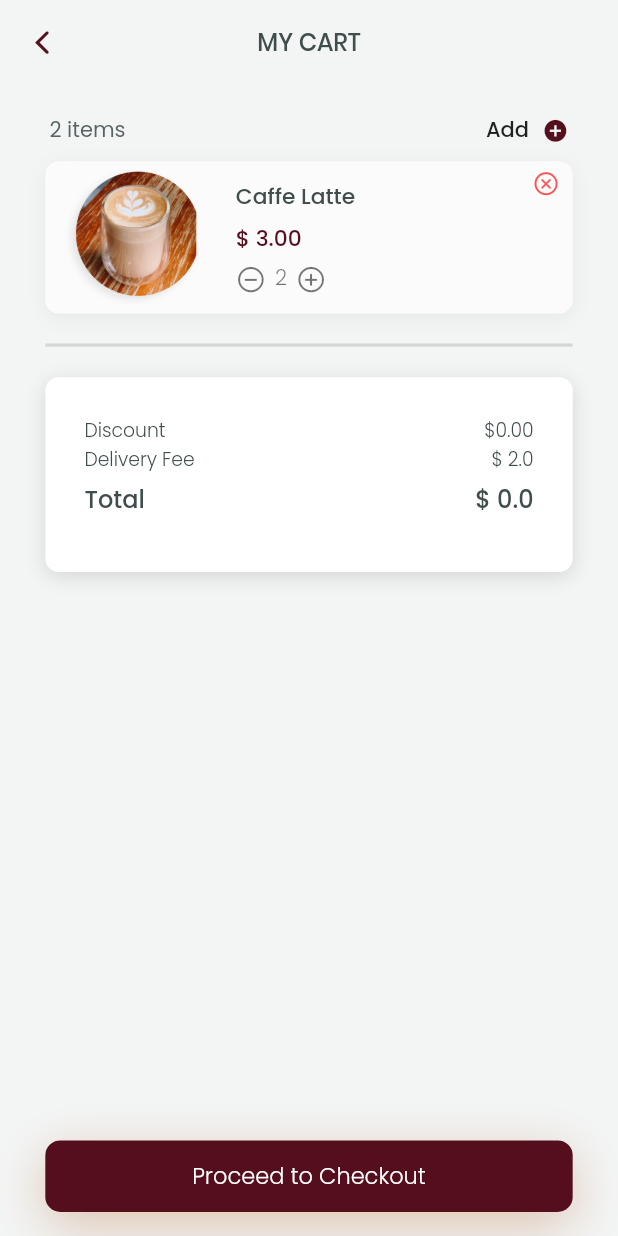
After one commit to mohancnp/mohancnp, a Flutter app: the MyProductCart screen opened directly, on a phone screen of 412 x 824 dp. The commit adds this screen. Run offline on Flutter 3.47's test engine with Material 2 defaults, Android fonts, the light colour scheme and no system bars; our stand-ins replace connectivity_plus, dartz, dio, expandable, feather_icons, flutter_screenutil and 13 more; missing offline and left inert: day_night_time_picker, dio_http_cache, flutter_login_facebook; accounts and stored records are empty; project files that could hold a hidden picture were left out.

Commit message:
order history and my cart ui

```diff
--- a/lib/core/constants/placeholder_image.dart
+++ b/lib/core/constants/placeholder_image.dart
@@ -1,3 +1,4 @@
 //placeholder image link to place in case the value returned is null
 String imagePlaceholderUri =
     "/storage/uploads/product/2021/9//vLFZDfjpWBIJLynHzIO8a7rOjvH53D6gaRB4EOAZ.png";
+String assetImage = "assets/images/productimages/cardddd@3x-min.png";
--- a/lib/screens/base/base.dart
+++ b/lib/screens/base/base.dart
@@ -4,13 +4,14 @@ import 'package:flutter_svg/flutter_svg.dart';
 import 'package:get/get.dart';
 import 'package:metrocoffee/GetXController/base/basecontroller.dart';
 import 'package:metrocoffee/screens/base/home.dart';
-import 'package:metrocoffee/screens/base/mycart.dart';
+// import 'package:metrocoffee/screens/base/mycart.dart';
 import 'package:metrocoffee/screens/base/notifications.dart';
+import 'package:metrocoffee/screens/base/order_history.dart';
 import 'package:metrocoffee/screens/base/profile.dart';
 import 'package:metrocoffee/screens/widgets/dialogs/loading.dart';
 
 class Base extends StatelessWidget {
-  List pages = [Home(), Notifications(), MyCart(), Profile()];
+  List pages = [Home(), Notifications(), OrderHistory(), Profile()];
 
   @override
   Widget build(BuildContext context) {
--- a/lib/screens/base/home.dart
+++ b/lib/screens/base/home.dart
@@ -15,7 +15,6 @@ import 'package:metrocoffee/screens/contents/homecontent/tophomegreeting.dart';
 class Home extends StatelessWidget {
   Home({Key? key}) : super(key: key);
   final HomeTabController homeTabController = Get.find<HomeTabController>();
-  // final categoriesController = Get.lazyPut(() => CategoriesController());
   @override
   Widget build(BuildContext context) {
     double screenheight = MediaQuery.of(context).size.height;
@@ -69,11 +68,6 @@ class Home extends StatelessWidget {
                         ProductList(
                           productType: ProductTypeEnum.drinks,
                         ),
-
-                        // AnimatedSwitcher(
-                        //     duration: Duration(milliseconds: 250),
-                        //     child: getPageForTabAtIndex(
-                        //         hometabcontroller.currentpageindex))
                       ],
                     ),
                   ])));
--- /dev/null
+++ b/lib/screens/base/my_product_cart.dart
@@ -0,0 +1,160 @@
+import 'package:flutter/cupertino.dart';
+import 'package:flutter/material.dart';
+import 'package:flutter/services.dart';
+import 'package:get/get.dart';
+import 'package:metrocoffee/core/constants/fontconstants.dart';
+import 'package:metrocoffee/core/theme.dart';
+import 'package:metrocoffee/screens/widgets/product/finalpricecalculationcard.dart';
+import 'package:metrocoffee/screens/widgets/product/product_card.dart';
+import 'package:flutter_screenutil/flutter_screenutil.dart';
+
+class MyProductCart extends StatelessWidget {
+  MyProductCart({Key? key}) : super(key: key);
+  // final CartController cartController = Get.find<CartController>();
+
+  @override
+  Widget build(BuildContext context) {
+    SystemChrome.setPreferredOrientations([
+      DeviceOrientation.portraitDown,
+      DeviceOrientation.portraitUp,
+    ]);
+    double screenwidth = MediaQuery.of(context).size.width;
+    return Scaffold(
+        backgroundColor: Color(0xFFF3F5F5),
+        floatingActionButtonLocation: FloatingActionButtonLocation.centerFloat,
+        floatingActionButton: Container(
+          height: 47.h,
+          width: 320.w,
+          decoration: BoxDecoration(
+              color: Color(0xff550E1C),
+              borderRadius: BorderRadius.all(Radius.circular(10)),
+              boxShadow: [
+                BoxShadow(
+                    color: Color(0xffC3916A).withOpacity(0.5),
+                    blurRadius: 30,
+                    offset: Offset(0, 9))
+              ]),
+          child: Center(
+            child: Text(
+              "Proceed to Checkout",
+              style: getpoppins(TextStyle(
+                  fontWeight: FontWeight.w300,
+                  color: Colors.white,
+                  //       fontSize: 15
+                  fontSize: screenwidth * 0.0364)),
+            ),
+          ),
+        ),
+        // floatingActionButtonLocation: ,
+        appBar: AppBar(
+          backgroundColor: Color(0xFFF3F5F5),
+          elevation: 0,
+          centerTitle: true,
+          leading: GestureDetector(
+            onTap: () {
+              Get.back();
+            },
+            child: Icon(
+              CupertinoIcons.back,
+              color: coffeecolor,
+            ),
+          ),
+          title: Text(
+            "MY CART",
+            style: TextStyle(
+                fontFamily: poppinsmedium,
+                color: Color(0xff404D4D),
+                //       fontSize: 16
+                fontSize: screenwidth * 0.0389),
+          ),
+        ),
+        body: SingleChildScrollView(
+            physics: BouncingScrollPhysics(),
+            child: Stack(
+              children: [
+                Column(
+                  children: [
+                    SizedBox(
+                      height: 20.h,
+                    ),
+                    Row(
+                      mainAxisAlignment: MainAxisAlignment.spaceBetween,
+                      children: [
+                        Padding(
+                          padding: EdgeInsets.only(
+                            left: 30.w,
+                          ),
+                          child: Text(
+                            "2 items",
+                            style:
+                                getpoppins(TextStyle(color: Color(0xCF344141))),
+                          ),
+                        ),
+                        Padding(
+                          padding: EdgeInsets.only(right: 30.w),
+                          child: Row(
+                            children: [
+                              Text(
+                                "Add",
+                                style: getpoppins(
+                                    TextStyle(fontWeight: FontWeight.w500)),
+                              ),
+                              Padding(
+                                padding: EdgeInsets.only(left: 8.w),
+                                child: Icon(
+                                  Icons.add_circle,
+                                  size: 16.w,
+                                  color: coffeecolor,
+                                ),
+                              )
+                            ],
+                          ),
+                        )
+                      ],
+                    ),
+                    SizedBox(
+                      height: 10.h,
+                    ),
+                    ProductCard(),
+                    Container(
+                      height: 2.w,
+                      width: 320.w,
+                      color: Colors.black12,
+                      padding: EdgeInsets.only(top: 10.h),
+                    ),
+                    SizedBox(
+                      height: 20.h,
+                    ),
+                    FinalProductCalculationCard(),
+                  ],
+                ),
+                // Positioned(
+                //   top: 300.h,
+                //   child: Container(
+                //     height: screenwidth * 0.114,
+                //     width: screenwidth * 0.5961,
+                //     decoration: BoxDecoration(
+                //         color: Color(0xff550E1C),
+                //         borderRadius: BorderRadius.all(Radius.circular(10)),
+                //         boxShadow: [
+                //           BoxShadow(
+                //               color: Color(0xffC3916A).withOpacity(0.5),
+                //               blurRadius: 30,
+                //               offset: Offset(0, 9))
+                //         ]),
+                //     child: Center(
+                //       child: Text(
+                //         "Proceed to Checkout",
+                //         style: getpoppins(TextStyle(
+                //             fontWeight: FontWeight.w300,
+                //             color: Colors.white,
+                //             //       fontSize: 15
+                //             fontSize: screenwidth * 0.0364)),
+                //       ),
+                //     ),
+                //   ),
+                // ),
+              ],
+            )));
+  }
+}
--- a/lib/screens/widgets/product/finalpricecalculationcard.dart
+++ b/lib/screens/widgets/product/finalpricecalculationcard.dart
@@ -2,6 +2,7 @@ import 'package:flutter/material.dart';
 import 'package:get/get.dart';
 import 'package:metrocoffee/GetXController/base/cartcontroller.dart';
 import 'package:metrocoffee/core/constants/fontconstants.dart';
+import 'package:flutter_screenutil/flutter_screenutil.dart';
 
 class FinalProductCalculationCard extends StatelessWidget {
   // final CartController controller = Get.find<CartController>();
@@ -12,7 +13,8 @@ class FinalProductCalculationCard extends StatelessWidget {
   Widget build(BuildContext context) {
     double screenwidth = MediaQuery.of(context).size.width;
     return Container(
-      width: screenwidth,
+      width: 320.w,
+      height: 128.h,
       decoration: BoxDecoration(
           color: Colors.white,
           boxShadow: [
--- /dev/null
+++ b/lib/screens/widgets/product/product_card.dart
@@ -0,0 +1,215 @@
+import 'package:flutter/cupertino.dart';
+import 'package:flutter/material.dart';
+import 'package:get/get.dart';
+import 'package:metrocoffee/GetXController/base/cartcontroller.dart';
+import 'package:metrocoffee/core/constants/fontconstants.dart';
+import 'package:flutter_screenutil/flutter_screenutil.dart';
+
+class ProductCard extends StatelessWidget {
+  ProductCard({Key? key}) : super(key: key);
+
+  // final CartController cartController = Get.find<CartController>();
+
+  @override
+  Widget build(BuildContext context) {
+    double screenwidth = MediaQuery.of(context).size.width;
+    return Container(
+      width: 320.w,
+      height: 100.h,
+      padding: EdgeInsets.symmetric(
+          //        horizontal: 8,vertical: 6
+          horizontal: 8.w,
+          vertical: 6.h),
+      margin: EdgeInsets.only(
+          //     bottom: 20
+          bottom: screenwidth * 0.0486),
+      decoration: BoxDecoration(
+          color: Color(0xffFBFBFB),
+          borderRadius: BorderRadius.all(Radius.circular(9)),
+          boxShadow: [
+            BoxShadow(
+                color: Colors.black.withOpacity(0.05),
+                offset: Offset(0, 3),
+                blurRadius: 10)
+          ]),
+      child: Row(
+        mainAxisAlignment: MainAxisAlignment.spaceBetween,
+        crossAxisAlignment: CrossAxisAlignment.start,
+        children: [
+          Container(
+            child: Row(
+              mainAxisAlignment: MainAxisAlignment.start,
+              children: [
+                Container(
+                  //     height: 100, width: 100,
+                  height: screenwidth * 0.2433,
+                  width: screenwidth * 0.2433,
+                  decoration: BoxDecoration(
+                    borderRadius: BorderRadius.all(Radius.circular(9)),
+                  ),
+                  child: Image.asset(
+                    getimageforrow1(0),
+                    fit: BoxFit.cover,
+                  ),
+                ),
+                Container(
+                  //  height: 76,
+                  height: screenwidth * 0.1849,
+                  margin: EdgeInsets.only(
+                      //        left: 18
+                      left: screenwidth * 0.0437),
+                  child: Column(
+                    mainAxisAlignment: MainAxisAlignment.spaceBetween,
+                    crossAxisAlignment: CrossAxisAlignment.start,
+                    children: [
+                      Container(
+                        child: Text(
+                          "Caffe Latte",
+                          style: getpoppins(TextStyle(
+                              fontWeight: FontWeight.w500,
+                              color: Color(0xff404D4D),
+                              //       fontSize: 14.5
+                              fontSize: screenwidth * 0.03527)),
+                        ),
+                      ),
+                      Container(
+                        child: Text(
+                          '\$ 3.00',
+                          style: getpoppins(TextStyle(
+                              fontWeight: FontWeight.w500,
+                              color: Color(0xff550E1C),
+                              //         fontSize: 14.5
+                              fontSize: screenwidth * 0.03527)),
+                        ),
+                      ),
+                      Row(
+                        mainAxisAlignment: MainAxisAlignment.start,
+                        children: [
+                          GestureDetector(
+                            onTap: () async {
+                              // int newCount = 1;
+                              // if (cartData?.orderProducts != null) {
+                              //   var op = cartData!.orderProducts;
+                              //   if (op.qty > 1) {
+                              //     // print("current count: ${op.qty}");
+                              //     newCount = --op.qty;
+                              //     // print("new count: $newCount");
+                              //   }
+                              // }
+                              // //update the product count
+                              // await cartController.updateCartProductCountWithId(
+                              //     index ?? 0,
+                              //     cartData?.orderProducts.productVariantId,
+                              //     newCount);
+                            },
+                            child: Icon(
+                              CupertinoIcons.minus_circle,
+
+                              //       size: 20,
+                              size: screenwidth * 0.0486,
+                              color: Colors.black54,
+                            ),
+                          ),
+                          Container(
+                            margin: EdgeInsets.symmetric(
+                                //         horizontal: 6
+                                horizontal: screenwidth * 0.01459),
+                            child: Text(
+                              "2",
+                              style: getpoppins(TextStyle(
+                                  fontWeight: FontWeight.w300,
+                                  color: Colors.black54)),
+                            ),
+                          ),
+                          GestureDetector(
+                            onTap: () async {
+                              // int newCount = 1;
+                              // if (cartData?.orderProducts != null) {
+                              //   var op = cartData!.orderProducts;
+                              //   print("current count: ${op.qty}");
+                              //   newCount = ++op.qty;
+                              //   print("new count: $newCount");
+                              // }
+                              // //increase the product count
+                              // await cartController.updateCartProductCountWithId(
+                              //     index ?? 0,
+                              //     cartData?.orderProducts.productVariantId,
+                              //     newCount);
+                            },
+                            child: Icon(
+                              CupertinoIcons.plus_circle,
+                              //      size: 20,
+                              size: screenwidth * 0.0486,
+                              color: Colors.black54,
+                            ),
+                          ),
+                        ],
+                      )
+                    ],
+                  ),
+                )
+              ],
+            ),
+          ),
+          GestureDetector(
+              onTap: () {
+                showDialog(
+                    context: context,
+                    builder: (_) {
+                      return ClipRRect(
+                          borderRadius: BorderRadius.all(Radius.circular(18)),
+                          child: SimpleDialog(
+                              shape: RoundedRectangleBorder(
+                                borderRadius:
+                                    BorderRadius.all(Radius.circular(18)),
+                              ),
+                              children: [
+                                // DeleteOrderDialog()
+                                //   OrderSuccesfulDialog()
+                                //  CancelOrderDialog()
+                                // DeleteOrderDialog()
+                              ]));
+                    });
+              },
+              child: GestureDetector(
+                onTap: () {
+                  // if (tag == 0) {
+                  //   cartController.removeOrderProducts(cartData!);
+                  // }
+                },
+                child: Icon(
+                  CupertinoIcons.xmark_circle,
+                  //    size: 18,
+                  size: screenwidth * 0.0437,
+                  color: Colors.redAccent,
+                ),
+              ))
+        ],
+      ),
+    );
+  }
+
+  getimageforrow1(int? index) {
+    if (index == 0) {
+      return "assets/images/coffee1.png";
+    }
+    if (index == 1) {
+      return "assets/images/coffe2.png";
+    }
+    if (index == 2) {
+      return "assets/images/coffee4.png";
+    }
+  }
+
+  gettitleforrow1(int? index) {
+    if (index == 0) {
+      return "Café Latte";
+    }
+    if (index == 1) {
+      return "Latte Machiato";
+    }
+    if (index == 2) {
+      return "Café Americano";
+    }
+  }
+}
--- a/lib/screens/widgets/product/timeframeorders.dart
+++ b/lib/screens/widgets/product/timeframeorders.dart
@@ -1,7 +1,6 @@
 import 'package:flutter/cupertino.dart';
 import 'package:flutter/material.dart';
 import 'package:get/get.dart';
-import 'package:ionicons/ionicons.dart';
 import 'package:metrocoffee/core/constants/fontconstants.dart';
 import 'package:metrocoffee/models/order_data.dart';
 import 'package:metrocoffee/screens/sharables/order_details.dart';
```
Also changed, not shown: lib/screens/base/mycart.dart (+0 -44 lines), lib/screens/base/order_history.dart (added, +208 -0 lines), lib/screens/contents/homecontent/tophomegreeting.dart (+6 -2 lines), lib/core/routing/names.dart (renamed from lib/core/routes/names.dart).
